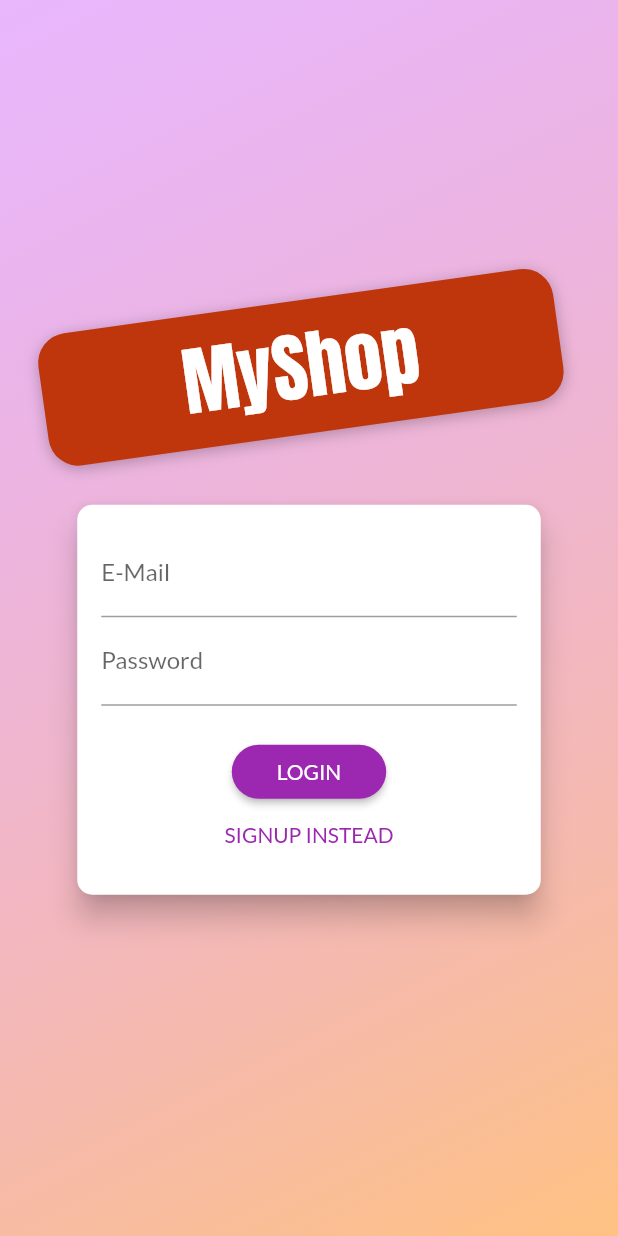
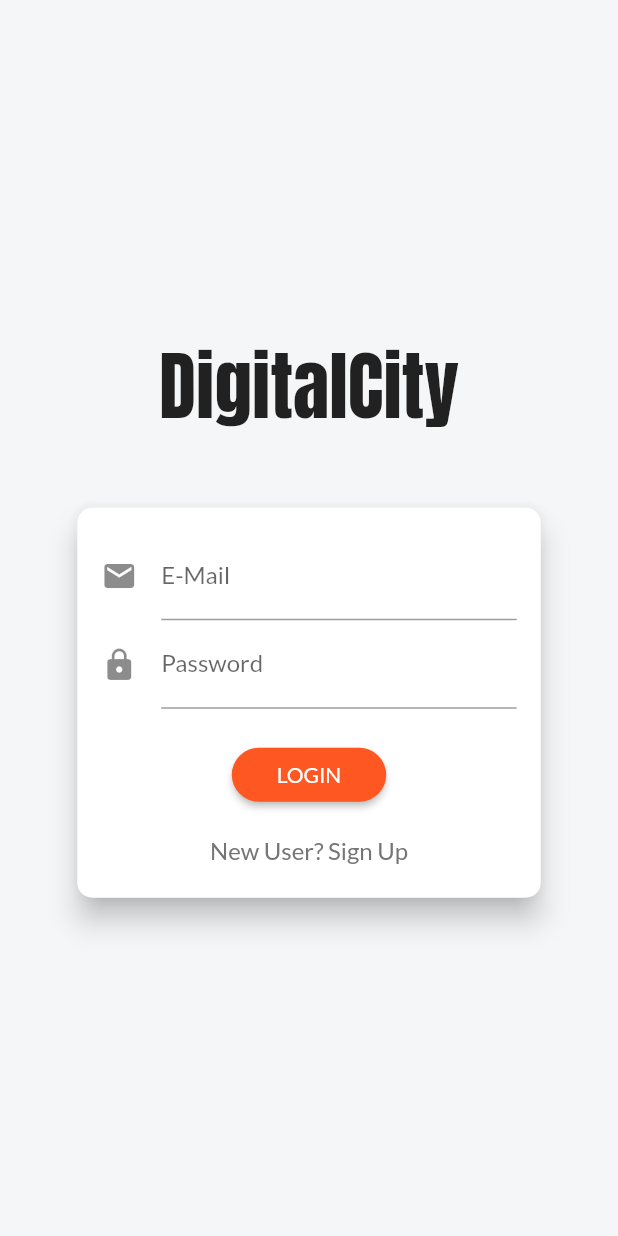
Before and after one commit to Sparsh1101/DigitalCity, a Flutter app: the screen it shows after launch, on a phone screen of 412 x 824 dp. Run offline on Flutter 3.47's test engine with Material 2 defaults, Android fonts, the phone set to English and light mode, and no system bars; our stand-ins replace shared_preferences.

Commit message:
Login, Register and Home Page UI and Functions

```diff
--- a/shop_app/lib/main.dart
+++ b/shop_app/lib/main.dart
@@ -49,9 +49,9 @@ class MyApp extends StatelessWidget {
       ],
       child: Consumer<Auth>(
         builder: (ctx, auth, _) => MaterialApp(
-          title: 'MyShop',
+          title: 'DigitalCity',
           theme: ThemeData(
-            primarySwatch: Colors.purple,
+            primarySwatch: Colors.deepOrange,
             accentColor: Colors.deepOrange,
             fontFamily: 'Lato',
             pageTransitionsTheme: PageTransitionsTheme(
--- a/shop_app/lib/screens/auth_screen.dart
+++ b/shop_app/lib/screens/auth_screen.dart
@@ -1,6 +1,4 @@
 // ignore_for_file: deprecated_member_use, missing_return, sdk_version_ui_as_code
-
-import 'dart:math';
 
 import 'package:flutter/material.dart';
 import 'package:provider/provider.dart';
@@ -21,15 +19,7 @@ class AuthScreen extends StatelessWidget {
         children: <Widget>[
           Container(
             decoration: BoxDecoration(
-              gradient: LinearGradient(
-                colors: [
-                  Color.fromRGBO(215, 117, 255, 1).withOpacity(0.5),
-                  Color.fromRGBO(255, 188, 117, 1).withOpacity(0.9),
-                ],
-                begin: Alignment.topLeft,
-                end: Alignment.bottomRight,
-                stops: [0, 1],
-              ),
+              color: Color.fromRGBO(245, 246, 247, 1),
             ),
           ),
           SingleChildScrollView(
@@ -41,28 +31,14 @@ class AuthScreen extends StatelessWidget {
                 crossAxisAlignment: CrossAxisAlignment.center,
                 children: <Widget>[
                   Flexible(
-                    child: Container(
-                      margin: EdgeInsets.only(bottom: 20.0),
-                      padding:
-                          EdgeInsets.symmetric(vertical: 8.0, horizontal: 94.0),
-                      transform: Matrix4.rotationZ(-8 * pi / 180)
-                        ..translate(-10.0),
-                      decoration: BoxDecoration(
-                        borderRadius: BorderRadius.circular(20),
-                        color: Colors.deepOrange.shade900,
-                        boxShadow: [
-                          BoxShadow(
-                            blurRadius: 8,
-                            color: Colors.black26,
-                            offset: Offset(0, 2),
-                          )
-                        ],
+                    child: Padding(
+                      padding: const EdgeInsets.only(
+                        bottom: 40,
                       ),
                       child: Text(
-                        'MyShop',
+                        'DigitalCity',
                         style: TextStyle(
-                          color:
-                              Theme.of(context).accentTextTheme.headline6.color,
+                          color: Theme.of(context).textTheme.headline6.color,
                           fontSize: 50,
                           fontFamily: 'Anton',
                           fontWeight: FontWeight.normal,
@@ -243,7 +219,10 @@ class _AuthCardState extends State<AuthCard>
             child: Column(
               children: <Widget>[
                 TextFormField(
-                  decoration: InputDecoration(labelText: 'E-Mail'),
+                  decoration: InputDecoration(
+                    labelText: 'E-Mail',
+                    icon: Icon(Icons.email),
+                  ),
                   keyboardType: TextInputType.emailAddress,
                   validator: (value) {
                     if (value.isEmpty || !value.contains('@')) {
@@ -256,7 +235,10 @@ class _AuthCardState extends State<AuthCard>
                   },
                 ),
                 TextFormField(
-                  decoration: InputDecoration(labelText: 'Password'),
+                  decoration: InputDecoration(
+                    labelText: 'Password',
+                    icon: Icon(Icons.lock),
+                  ),
                   obscureText: true,
                   controller: _passwordController,
                   validator: (value) {
@@ -281,8 +263,10 @@ class _AuthCardState extends State<AuthCard>
                       position: _slideAnimation,
                       child: TextFormField(
                         enabled: _authMode == AuthMode.Signup,
-                        decoration:
-                            InputDecoration(labelText: 'Confirm Password'),
+                        decoration: InputDecoration(
+                          labelText: 'Confirm Password',
+                          icon: Icon(Icons.lock),
+                        ),
                         obscureText: true,
                         validator: _authMode == AuthMode.Signup
                             ? (value) {
@@ -313,13 +297,23 @@ class _AuthCardState extends State<AuthCard>
                     color: Theme.of(context).primaryColor,
                     textColor: Theme.of(context).primaryTextTheme.button.color,
                   ),
-                FlatButton(
-                  child: Text(
-                      '${_authMode == AuthMode.Login ? 'SIGNUP' : 'LOGIN'} INSTEAD'),
-                  onPressed: _switchAuthMode,
-                  padding: EdgeInsets.symmetric(horizontal: 30.0, vertical: 4),
-                  materialTapTargetSize: MaterialTapTargetSize.shrinkWrap,
-                  textColor: Theme.of(context).primaryColor,
+                Padding(
+                  padding: const EdgeInsets.symmetric(
+                    vertical: 8,
+                  ),
+                  child: FlatButton(
+                    child: Text(
+                      '${_authMode == AuthMode.Login ? 'New User? Sign Up' : 'Have an account? Log In'}',
+                      style: TextStyle(
+                        fontSize: 16,
+                      ),
+                    ),
+                    onPressed: _switchAuthMode,
+                    padding:
+                        EdgeInsets.symmetric(horizontal: 30.0, vertical: 4),
+                    materialTapTargetSize: MaterialTapTargetSize.shrinkWrap,
+                    textColor: Colors.grey[600],
+                  ),
                 ),
               ],
             ),
--- a/shop_app/lib/widgets/products_grid.dart
+++ b/shop_app/lib/widgets/products_grid.dart
@@ -13,7 +13,8 @@ class ProductsGrid extends StatelessWidget {
   Widget build(BuildContext context) {
     final productsData = Provider.of<Products>(context);
     final products = showFavs ? productsData.favoriteItems : productsData.items;
-    return GridView.builder(
+    return Expanded(
+      child: GridView.builder(
         padding: const EdgeInsets.all(10.0),
         itemCount: products.length,
         itemBuilder: (ctx, i) => ChangeNotifierProvider.value(
@@ -22,9 +23,10 @@ class ProductsGrid extends StatelessWidget {
         ),
         gridDelegate: SliverGridDelegateWithFixedCrossAxisCount(
           crossAxisCount: 2,
-        childAspectRatio: 3 / 2,
+          childAspectRatio: 60 / 100,
           crossAxisSpacing: 10,
           mainAxisSpacing: 10,
+        ),
       ),
     );
   }
```
Also changed, not shown: shop_app/lib/screens/products_overview_screen.dart (+35 -2 lines), shop_app/lib/widgets/product_item.dart (+50 -25 lines), shop_app/assets/images/product-placeholder.png, shop_app/assets/images/promotion.png (added), 3 other files. Lines whose indentation alone changed are shown as unchanged.
